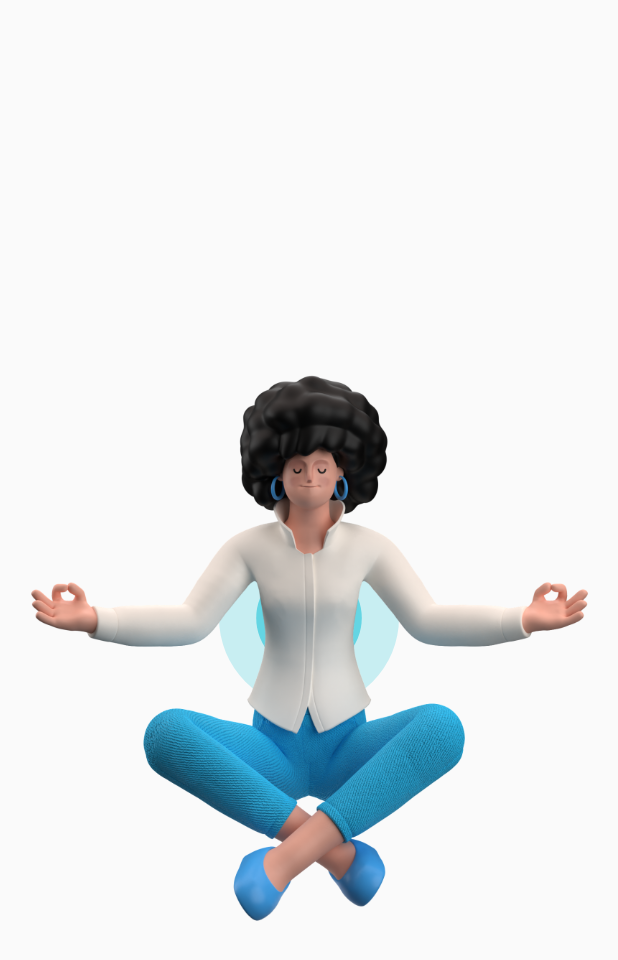
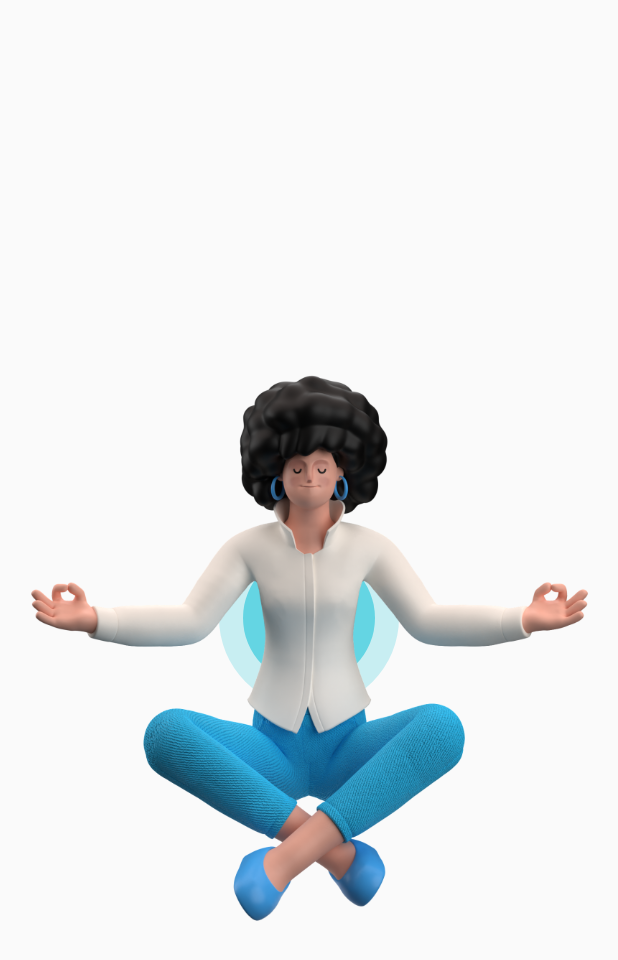
Before and after one commit to BarkaBoss/My-Widgets, a Flutter app: the first screen one second after launch, on a phone screen of 412 x 824 dp. Shown: the top 960 px of the screen. Run offline on Flutter 3.47's test engine with Material 2 defaults, Android fonts, the phone set to English and light mode, and no system bars.

Commit message:
Finished Scale Animation

```diff
--- a/lib/main.dart
+++ b/lib/main.dart
@@ -19,7 +19,7 @@ class MyApp extends StatelessWidget {
       theme: ThemeData(
         primarySwatch: Colors.blue,
       ),
-      home: LoopLady(),
+      home: YogaLady(),
     );
   }
 }
--- a/lib/screens/yoga_lady.dart
+++ b/lib/screens/yoga_lady.dart
@@ -1,29 +1,26 @@
 import 'package:flutter/material.dart';
 
-class LoopLady extends StatefulWidget {
-  const LoopLady({Key? key}) : super(key: key);
+class YogaLady extends StatefulWidget {
+  const YogaLady({Key? key}) : super(key: key);
 
   @override
-  State<LoopLady> createState() => _LoopLadyState();
+  State<YogaLady> createState() => _YogaLadyState();
 }
 
-class _LoopLadyState extends State<LoopLady>
-    with TickerProviderStateMixin {
+class _YogaLadyState extends State<YogaLady> with TickerProviderStateMixin{
   AnimationController? _ladyAnimation;
   AnimationController? _ringsAnimation;
+  double _radius = 300;
+
 
   @override
   void initState() {
-    super.initState();
-    _ladyAnimation = AnimationController(
-        vsync: this, duration: Duration(milliseconds: 2000));
+    _ladyAnimation = AnimationController(vsync: this, duration: Duration(milliseconds: 2000));
+    _ringsAnimation = AnimationController(vsync: this, duration: Duration(milliseconds: 2000));
+
     _ladyAnimation!.repeat(reverse: true);
-
-    _ringsAnimation = AnimationController(vsync: this, duration: Duration(milliseconds: 2000));
     _ringsAnimation!.repeat(reverse: true);
   }
-
-  double _radius = 300;
 
   @override
   Widget build(BuildContext context) {
@@ -37,42 +34,43 @@ class _LoopLadyState extends State<LoopLady>
               children: [
                 AnimatedBuilder(
                   animation: _ringsAnimation!.view,
-                  builder: (context, child){
-                    return Transform.scale(scaleX: _ringsAnimation!.value*1, scaleY: _ringsAnimation!.value*1, child: child,);
+                  builder: (buildContext, child){
+                    return Transform.scale(scaleX: _ringsAnimation!.value * 1, scaleY: _ringsAnimation!.value * 1, child: child,);
                   },
                   child: Container(
                     width: _radius,
                     height: _radius,
                     decoration: BoxDecoration(
-                        borderRadius: BorderRadius.circular(1000),
-                        color: Colors.cyan.withOpacity(0.2)
+                      borderRadius: BorderRadius.circular(1000),
+                      color: Colors.cyan.withOpacity(0.2)
                     ),
                   ),
                 ),
                 AnimatedBuilder(
                   animation: _ringsAnimation!.view,
-                  builder: (context, child){
-                    return Transform.scale(scaleX: _ringsAnimation!.value*0.8, scaleY: _ringsAnimation!.value*0.8, child: child,);
+                  builder: (buildContext, child){
+                    return Transform.scale(scaleX: _ringsAnimation!.value * 1, scaleY: _ringsAnimation!.value * 1, child: child,);
                   },
                   child: Container(
                     width: _radius - 80,
                     height: _radius - 80,
                     decoration: BoxDecoration(
-                        borderRadius: BorderRadius.circular(200),
-                        color: Colors.cyan.withOpacity(0.5)),
+                        borderRadius: BorderRadius.circular(1000),
+                        color: Colors.cyan.withOpacity(0.5)
+                    ),
                   ),
                 ),
                 AnimatedBuilder(
                   animation: _ringsAnimation!.view,
-                  builder: (context, child){
-                    return Transform.scale(scaleX: _ringsAnimation!.value*0.7, scaleY: _ringsAnimation!.value*0.7, child: child,);
+                  builder: (buildContext, child){
+                    return Transform.scale(scaleX: _ringsAnimation!.value * 1, scaleY: _ringsAnimation!.value * 1, child: child,);
                   },
                   child: Container(
+                    width: _radius - 150,
                     height: _radius - 150,
-                    width: _radius - 150,
                     decoration: BoxDecoration(
-                        borderRadius: BorderRadius.circular(200),
-                        color: Colors.cyan.withOpacity(0.75),
+                        borderRadius: BorderRadius.circular(1000),
+                        color: Colors.cyan.withOpacity(0.75)
                     ),
                   ),
                 ),
@@ -80,17 +78,11 @@ class _LoopLadyState extends State<LoopLady>
             ),
             Padding(
               padding: EdgeInsets.all(20),
-              child: AnimatedBuilder(
-                  animation: _ladyAnimation!.view,
-                  builder: (context, child) {
-                    return Transform.translate(
-                      offset: Offset(
-                          _ladyAnimation!.value, _ladyAnimation!.value * 50),
-                      child: child,
-                    );
-                  },
-                  child: Image( width: 400, image: AssetImage("assets/images/yoga_lady.png")),
-                ),
+              child: AnimatedBuilder(animation: _ladyAnimation!.view, builder: (buildContext, child){
+                return Transform.translate(offset: Offset(_ladyAnimation!.value, _ladyAnimation!.value *50 ), child: child,);
+              },
+                child: Image(image: AssetImage("assets/images/yoga_lady.png"),),
+              ),
             ),
           ],
         ),
```
